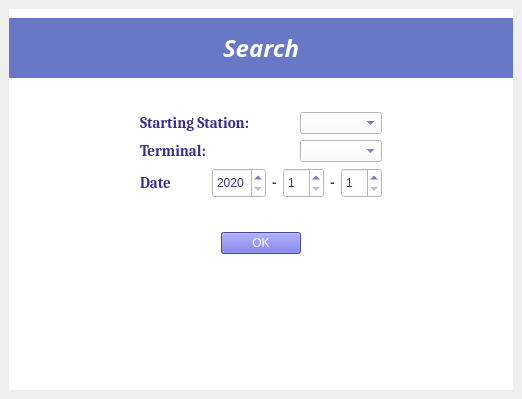
Old version of the form bookingSystem/flightinfodialog.ui in the repository OurBigHomework/OurHomework.
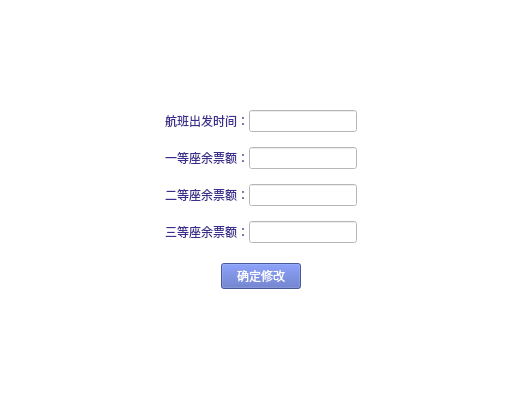
New version of the form.

```diff
--- a/bookingSystem/flightinfodialog.ui
+++ b/bookingSystem/flightinfodialog.ui
@@ -34,6 +34,7 @@
      <property name="styleSheet">
       <string notr="true">#stackWidget{
 background-color: rgb(255, 255, 255);
+color: rgb(59, 45, 141);
 }
 </string>
      </property>
@@ -470,6 +471,174 @@
        </item>
       </layout>
      </widget>
+     <widget class="QWidget" name="page">
+      <property name="styleSheet">
+       <string notr="true">background-color: rgb(255, 255, 255);
+color: rgb(59, 45, 141);</string>
+      </property>
+      <layout class="QGridLayout" name="gridLayout_3">
+       <property name="verticalSpacing">
+        <number>20</number>
+       </property>
+       <item row="0" column="1">
+        <spacer name="verticalSpacer_3">
+         <property name="orientation">
+          <enum>Qt::Vertical</enum>
+         </property>
+         <property name="sizeHint" stdset="0">
+          <size>
+           <width>20</width>
+           <height>65</height>
+          </size>
+         </property>
+        </spacer>
+       </item>
+       <item row="1" column="0">
+        <spacer name="horizontalSpacer_15">
+         <property name="orientation">
+          <enum>Qt::Horizontal</enum>
+         </property>
+         <property name="sizeHint" stdset="0">
+          <size>
+           <width>78</width>
+           <height>20</height>
+          </size>
+         </property>
+        </spacer>
+       </item>
+       <item row="1" column="1">
+        <layout class="QHBoxLayout" name="horizontalLayout_11">
+         <item>
+          <layout class="QVBoxLayout" name="verticalLayout_6">
+           <property name="spacing">
+            <number>15</number>
+           </property>
+           <item>
+            <widget class="QLabel" name="label_14">
+             <property name="text">
+              <string>航班出发时间：</string>
+             </property>
+            </widget>
+           </item>
+           <item>
+            <widget class="QLabel" name="label_17">
+             <property name="text">
+              <string>一等座余票额：</string>
+             </property>
+            </widget>
+           </item>
+           <item>
+            <widget class="QLabel" name="label_18">
+             <property name="text">
+              <string>二等座余票额：</string>
+             </property>
+            </widget>
+           </item>
+           <item>
+            <widget class="QLabel" name="label_19">
+             <property name="text">
+              <string>三等座余票额：</string>
+             </property>
+            </widget>
+           </item>
+          </layout>
+         </item>
+         <item>
+          <layout class="QVBoxLayout" name="verticalLayout_7">
+           <property name="spacing">
+            <number>15</number>
+           </property>
+           <item>
+            <widget class="QLineEdit" name="time"/>
+           </item>
+           <item>
+            <widget class="QLineEdit" name="ticket_1"/>
+           </item>
+           <item>
+            <widget class="QLineEdit" name="ticket_2"/>
+           </item>
+           <item>
+            <widget class="QLineEdit" name="ticket_3"/>
+           </item>
+          </layout>
+         </item>
+        </layout>
+       </item>
+       <item row="1" column="2">
+        <spacer name="horizontalSpacer_16">
+         <property name="orientation">
+          <enum>Qt::Horizontal</enum>
+         </property>
+         <property name="sizeHint" stdset="0">
+          <size>
+           <width>77</width>
+           <height>20</height>
+          </size>
+         </property>
+        </spacer>
+       </item>
+       <item row="2" column="1">
+        <layout class="QHBoxLayout" name="horizontalLayout_12">
+         <item>
+          <spacer name="horizontalSpacer_13">
+           <property name="orientation">
+            <enum>Qt::Horizontal</enum>
+           </property>
+           <property name="sizeHint" stdset="0">
+            <size>
+             <width>40</width>
+             <height>20</height>
+            </size>
+           </property>
+          </spacer>
+         </item>
+         <item>
+          <widget class="QPushButton" name="buttonChangeYes">
+           <property name="maximumSize">
+            <size>
+             <width>100</width>
+             <height>40</height>
+            </size>
+           </property>
+           <property name="styleSheet">
+            <string notr="true">background-color: rgba(78, 99, 189,220);
+color:rgb(255, 255, 255);</string>
+           </property>
+           <property name="text">
+            <string>确定修改</string>
+           </property>
+          </widget>
+         </item>
+         <item>
+          <spacer name="horizontalSpacer_14">
+           <property name="orientation">
+            <enum>Qt::Horizontal</enum>
+           </property>
+           <property name="sizeHint" stdset="0">
+            <size>
+             <width>40</width>
+             <height>20</height>
+            </size>
+           </property>
+          </spacer>
+         </item>
+        </layout>
+       </item>
+       <item row="3" column="1">
+        <spacer name="verticalSpacer_4">
+         <property name="orientation">
+          <enum>Qt::Vertical</enum>
+         </property>
+         <property name="sizeHint" stdset="0">
+          <size>
+           <width>20</width>
+           <height>65</height>
+          </size>
+         </property>
+        </spacer>
+       </item>
+      </layout>
+     </widget>
      <widget class="QWidget" name="page_2">
       <layout class="QHBoxLayout" name="horizontalLayout_8">
        <item>
```
